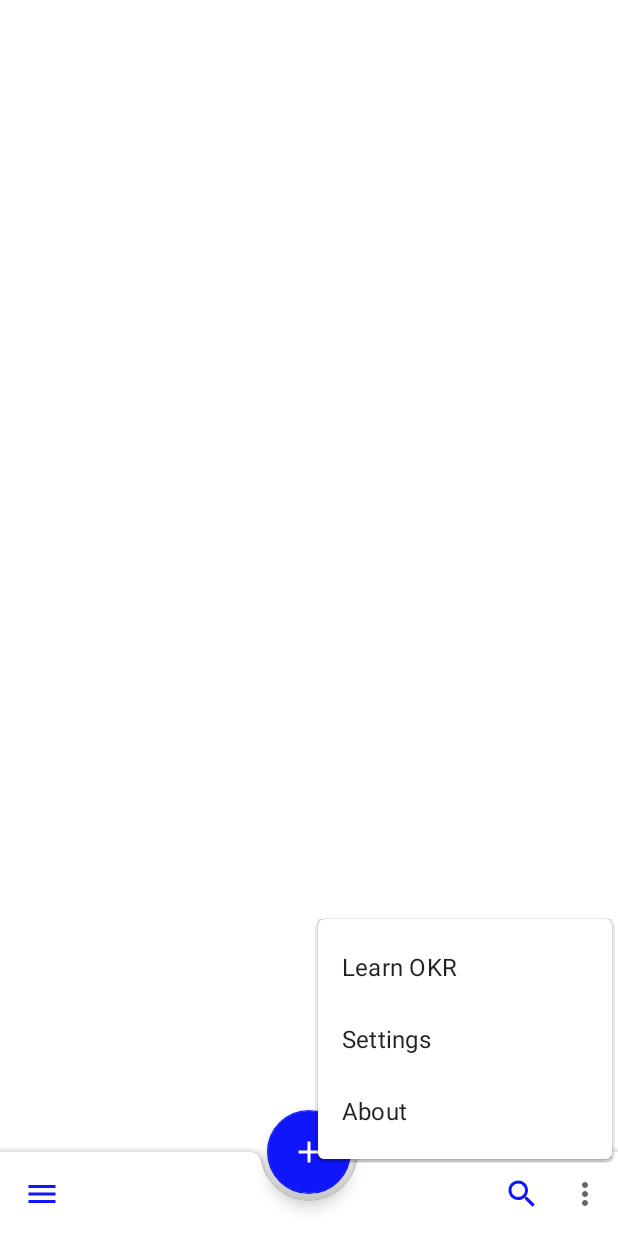
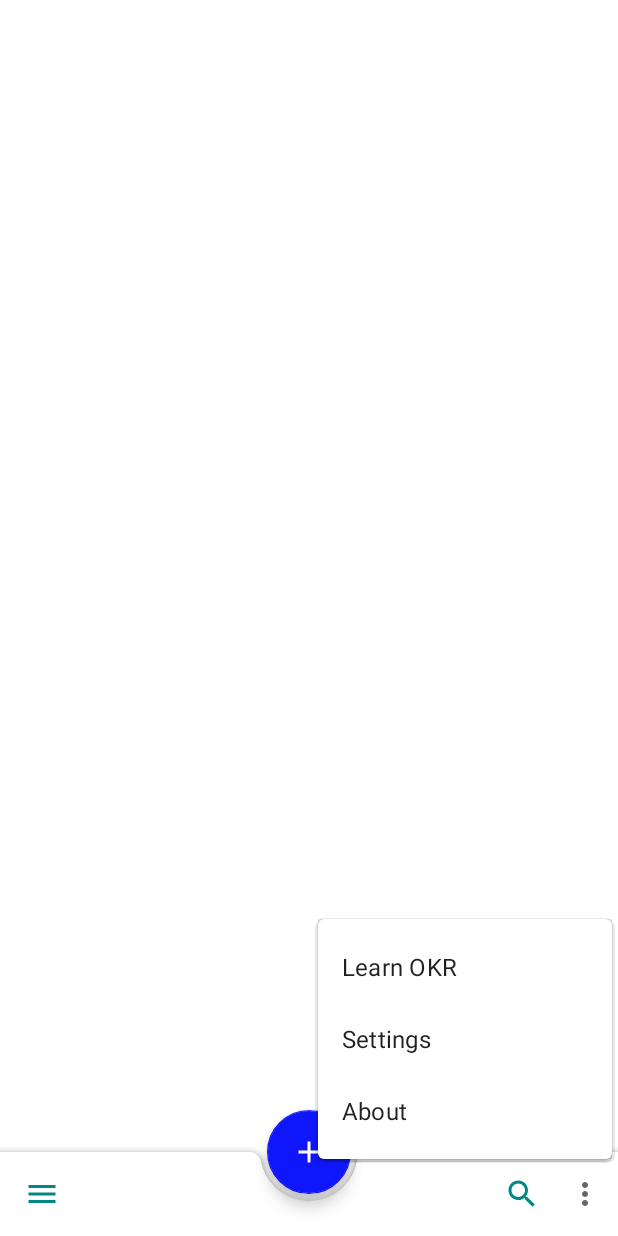
Before and after one commit to wisnuprama/target, an Android app: the screen it shows after launch (OkrActivity), with the options menu open, on a phone screen of 412 x 824 dp. Run offline under Robolectric (Android 15) with nearby library versions, the phone set to English and light mode, and no system bars; our stand-ins replace ButterKnife, Room's generated code, data binding; 1 statement that could not run was skipped.

Commit message:
fix: icon and splash screen support for darkmode

```diff
--- a/target/app/src/main/res/drawable/ic_menu_24dp.xml
+++ b/target/app/src/main/res/drawable/ic_menu_24dp.xml
@@ -1,4 +1,4 @@
-<vector android:height="24dp" android:tint="?attr/colorAccent"
+<vector android:height="24dp" android:tint="?attr/colorSecondaryVariant"
     android:viewportHeight="24.0" android:viewportWidth="24.0"
     android:width="24dp" xmlns:android="http://schemas.android.com/apk/res/android">
     <path android:fillColor="#FF000000" android:pathData="M3,18h18v-2L3,16v2zM3,13h18v-2L3,11v2zM3,6v2h18L21,6L3,6z"/>
--- a/target/app/src/main/res/drawable/ic_more_vert_24dp.xml
+++ b/target/app/src/main/res/drawable/ic_more_vert_24dp.xml
@@ -1,4 +1,4 @@
-<vector android:height="24dp" android:tint="?attr/colorAccent"
+<vector android:height="24dp"  android:tint="?attr/colorSecondaryVariant"
     android:viewportHeight="24.0" android:viewportWidth="24.0"
     android:width="24dp" xmlns:android="http://schemas.android.com/apk/res/android">
     <path android:fillColor="#FF000000" android:pathData="M12,8c1.1,0 2,-0.9 2,-2s-0.9,-2 -2,-2 -2,0.9 -2,2 0.9,2 2,2zM12,10c-1.1,0 -2,0.9 -2,2s0.9,2 2,2 2,-0.9 2,-2 -0.9,-2 -2,-2zM12,16c-1.1,0 -2,0.9 -2,2s0.9,2 2,2 2,-0.9 2,-2 -0.9,-2 -2,-2z"/>
--- a/target/app/src/main/res/drawable/ic_search_24dp.xml
+++ b/target/app/src/main/res/drawable/ic_search_24dp.xml
@@ -1,4 +1,4 @@
-<vector android:height="24dp" android:tint="?attr/colorAccent"
+<vector android:height="24dp"  android:tint="?attr/colorSecondaryVariant"
     android:viewportHeight="24.0" android:viewportWidth="24.0"
     android:width="24dp" xmlns:android="http://schemas.android.com/apk/res/android">
     <path android:fillColor="#FF000000" android:pathData="M15.5,14h-0.79l-0.28,-0.27C15.41,12.59 16,11.11 16,9.5 16,5.91 13.09,3 9.5,3S3,5.91 3,9.5 5.91,16 9.5,16c1.61,0 3.09,-0.59 4.23,-1.57l0.27,0.28v0.79l5,4.99L20.49,19l-4.99,-5zM9.5,14C7.01,14 5,11.99 5,9.5S7.01,5 9.5,5 14,7.01 14,9.5 11.99,14 9.5,14z"/>
--- a/target/app/src/main/res/drawable/launch_screen.xml
+++ b/target/app/src/main/res/drawable/launch_screen.xml
@@ -3,6 +3,7 @@
 <!-- The android:opacity=”opaque” line — this is critical in preventing a flash of black as your theme transitions. -->
 <layer-list xmlns:android="http://schemas.android.com/apk/res/android" android:opacity="opaque">
     <!-- Your product logo - 144dp color version of your app icon -->
+    <item android:drawable="?attr/colorOnSurface"/>
     <item>
         <bitmap
             android:src="@drawable/logo"
```
